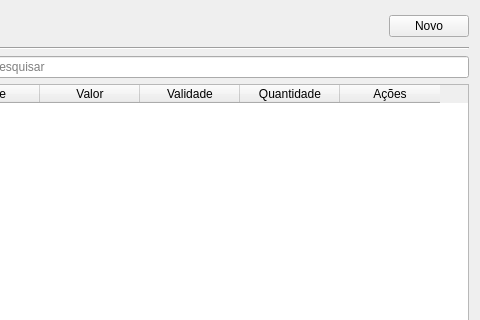
Qt form view/pecas_page.ui (Gusrrocha/Gerenciador-de-Vendas) before a commit; both pictures show x 172 to 652 and y 0 to 320 of the 652 by 562 pixel window.
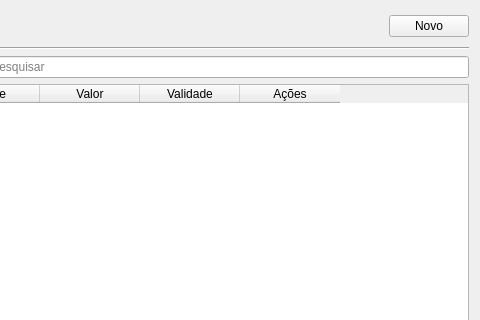
The same form after that commit.

```diff
--- a/view/pecas_page.ui
+++ b/view/pecas_page.ui
@@ -107,14 +107,6 @@
        <set>AlignCenter</set>
       </property>
      </column>
-     <column>
-      <property name="text">
-       <string>Quantidade</string>
-      </property>
-      <property name="textAlignment">
-       <set>AlignCenter</set>
-      </property>
-     </column>
      <column>
       <property name="text">
        <string>Ações</string>
```
